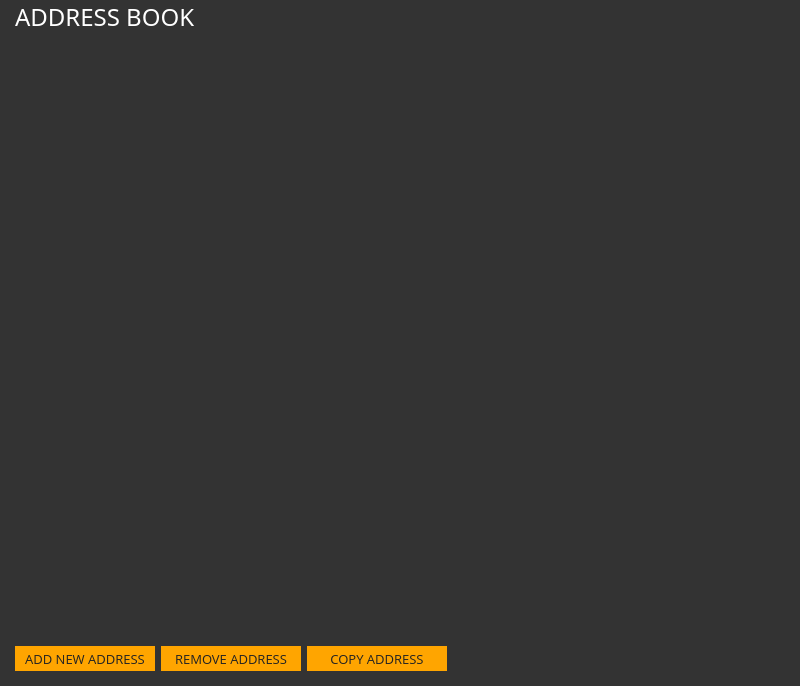
Above: src/gui/ui/addressbookframe.ui from ConcealNetwork/conceal-desktop before the change. Below: the same form after it.
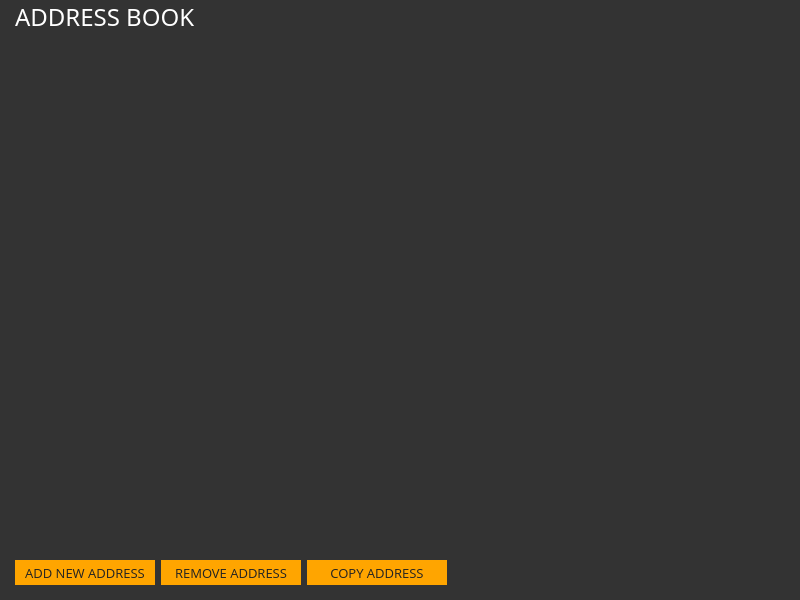
That is the form after the change.

Patch:
```diff
--- a/src/gui/ui/addressbookframe.ui
+++ b/src/gui/ui/addressbookframe.ui
@@ -13,13 +13,13 @@
   <property name="minimumSize">
    <size>
     <width>800</width>
-    <height>0</height>
+    <height>600</height>
    </size>
   </property>
   <property name="maximumSize">
    <size>
-    <width>800</width>
-    <height>600</height>
+    <width>16777215</width>
+    <height>16777215</height>
    </size>
   </property>
   <property name="font">
@@ -76,7 +76,7 @@
      <property name="minimumSize">
       <size>
        <width>760</width>
-       <height>600</height>
+       <height>300</height>
       </size>
      </property>
      <property name="font">
```
